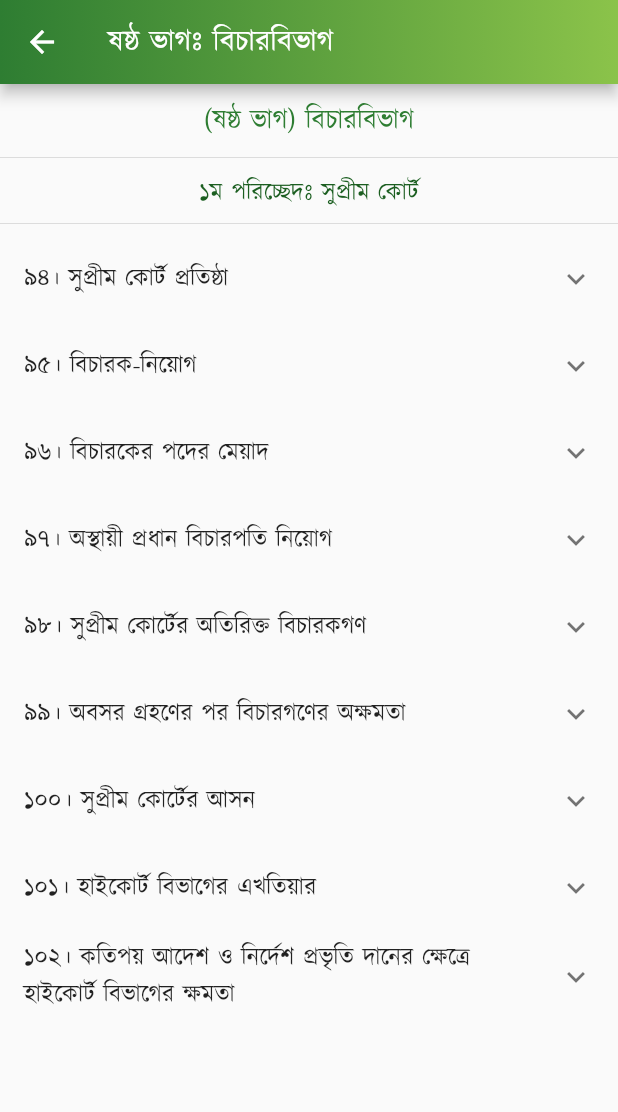
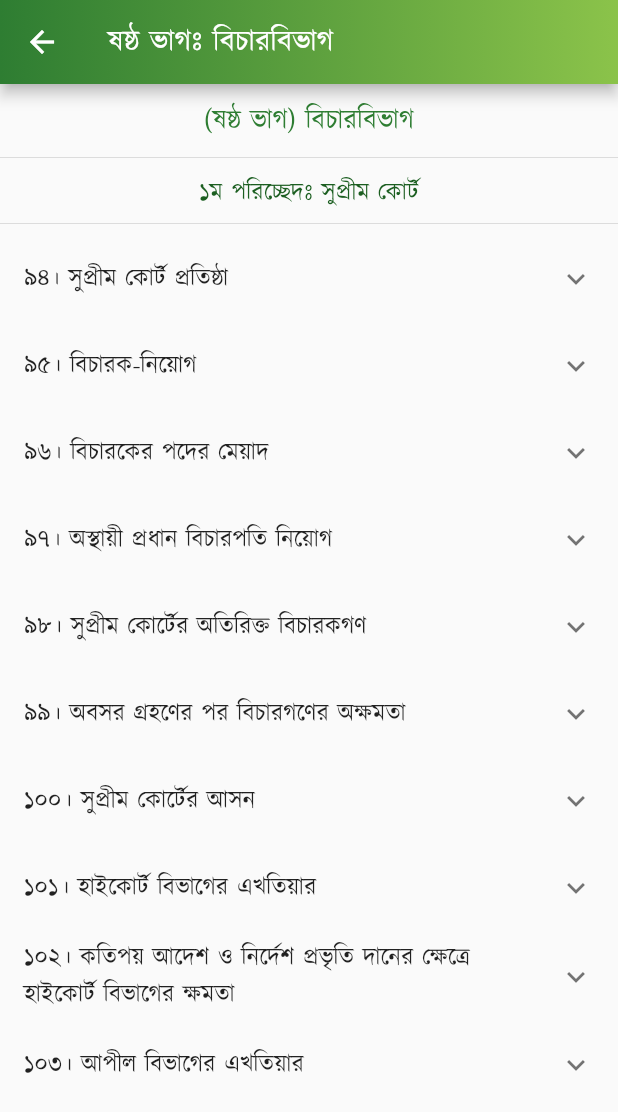
Before and after one commit to Azimul-Haque/flutter-onesignal, a Flutter app: the PartSix screen opened directly, on a phone screen of 412 x 824 dp. Shown: the top 1112 px of the screen. Run offline on Flutter 3.47's test engine with Material 2 defaults, Android fonts, the phone set to English and light mode, and no system bars; our stand-ins replace fluttertoast, package_info_plus, percent_indicator, shared_preferences, sqflite; missing offline and left inert: blinking_text, flutter_share, onesignal_flutter, slide_popup_dialog; accounts and stored records are empty; network calls fail.

Commit message:
Commit Fri 04/29/2022 13:52:28.17 806

```diff
--- a/lib/pages/constitution/part6.dart
+++ b/lib/pages/constitution/part6.dart
@@ -198,11 +198,21 @@ class PartSix extends StatelessWidget {
               )),
             ],
           ),
+          ExpansionTile(
+            title: Text('১০৩। আপীল বিভাগের এখতিয়ার'),
+            children: <Widget>[
+              ListTile(
+                  title: Text(
+                '১০১। এই সংবিধান বা অন্য কোন আইনের দ্বারা হাইকোর্ট বিভাগের উপর যেরুপ আদি, আপীল ও অন্য প্রকার এখতিয়ার ও ক্ষমতা অর্পিত হইয়াছে, উক্ত বিভাগের সেইরুপ এখতিয়ার ও ক্ষমতা থাকিবে।',
+                textAlign: TextAlign.justify,
+              )),
+            ],
+          ),
           Padding(
             padding: EdgeInsets.all(15),
             child: Column(children: <Widget>[
               Text(
-                "  \n\n \n\n \n\n \n\n১০৩। আপীল বিভাগের এখতিয়ার \n\n১০৪। আপীল বিভাগের পরোয়ানা জারী ও নির্বাহ \n\n১০৫। আপীল বিভাগ কর্তৃক রায় বা আদেশ পুনর্বিবেচনা \n\n১০৬। সুপ্রীম কোর্টের উপদেষ্টামূলক এখতিয়ার \n\n১০৭। সুপ্রীম কোর্টের বিধি-প্রণয়ন-ক্ষমতা \n\n১০৮। 'কোর্ট অব রেকর্ড' রূপে সুপ্রীম কোর্ট \n\n১০৯। আদালতসমূহের উপর তত্ত্বাবধান ও নিয়ন্ত্রণ \n\n১১০। অধস্তন আদালত হইতে হাইকোর্ট বিভাগে মামলা স্থানান্তর \n\n১১১। সুপ্রীম কোর্টের রায়ের বাধ্যতামূলক কার্যকরতা \n\n১১২। সুপ্রীম কোর্টের সহায়তা \n\n১১৩। সুপ্রীম কোর্টের কর্মচারীগণ \n\n\n২য় পরিচ্ছেদঃ অধস্তন আদালত \n\n১১৪। অধস্তন আদালত-সমূহ প্রতিষ্ঠা \n\n১১৫। অধস্তন আদালতে নিয়োগ \n\n১১৬। অধস্তন আদালতসমূহের নিয়ন্ত্রণ ও শৃঙ্খলা \n\n১১৬ক। বিচারবিভাগীয় কর্মচারীগণ বিচারকার্য পালনের ক্ষেত্রে স্বাধীন \n\n\n৩য় পরিচ্ছেদঃ প্রশাসনিক ট্রাইব্যুনাল \n\n১১৭। প্রশাসনিক ট্রাইব্যুনালসমূহ \n\n\nষষ্ঠ ক ভাগ-জাতীয়দল [সংবিধান (পঞ্চদশ সংশোধন) আইন, ২০১১ (২০১১ সনের ১৪ নং আইন)-এর ৪১ ধারাবলে বিলুপ্ত।]",
+                "  \n\n \n\n \n\n \n\n \n\n১০৪। আপীল বিভাগের পরোয়ানা জারী ও নির্বাহ \n\n১০৫। আপীল বিভাগ কর্তৃক রায় বা আদেশ পুনর্বিবেচনা \n\n১০৬। সুপ্রীম কোর্টের উপদেষ্টামূলক এখতিয়ার \n\n১০৭। সুপ্রীম কোর্টের বিধি-প্রণয়ন-ক্ষমতা \n\n১০৮। 'কোর্ট অব রেকর্ড' রূপে সুপ্রীম কোর্ট \n\n১০৯। আদালতসমূহের উপর তত্ত্বাবধান ও নিয়ন্ত্রণ \n\n১১০। অধস্তন আদালত হইতে হাইকোর্ট বিভাগে মামলা স্থানান্তর \n\n১১১। সুপ্রীম কোর্টের রায়ের বাধ্যতামূলক কার্যকরতা \n\n১১২। সুপ্রীম কোর্টের সহায়তা \n\n১১৩। সুপ্রীম কোর্টের কর্মচারীগণ \n\n\n২য় পরিচ্ছেদঃ অধস্তন আদালত \n\n১১৪। অধস্তন আদালত-সমূহ প্রতিষ্ঠা \n\n১১৫। অধস্তন আদালতে নিয়োগ \n\n১১৬। অধস্তন আদালতসমূহের নিয়ন্ত্রণ ও শৃঙ্খলা \n\n১১৬ক। বিচারবিভাগীয় কর্মচারীগণ বিচারকার্য পালনের ক্ষেত্রে স্বাধীন \n\n\n৩য় পরিচ্ছেদঃ প্রশাসনিক ট্রাইব্যুনাল \n\n১১৭। প্রশাসনিক ট্রাইব্যুনালসমূহ \n\n\nষষ্ঠ ক ভাগ-জাতীয়দল [সংবিধান (পঞ্চদশ সংশোধন) আইন, ২০১১ (২০১১ সনের ১৪ নং আইন)-এর ৪১ ধারাবলে বিলুপ্ত।]",
                 style:
                     TextStyle(color: Colors.black87, fontSize: 15, height: 1.5),
                 textAlign: TextAlign.justify,
```
